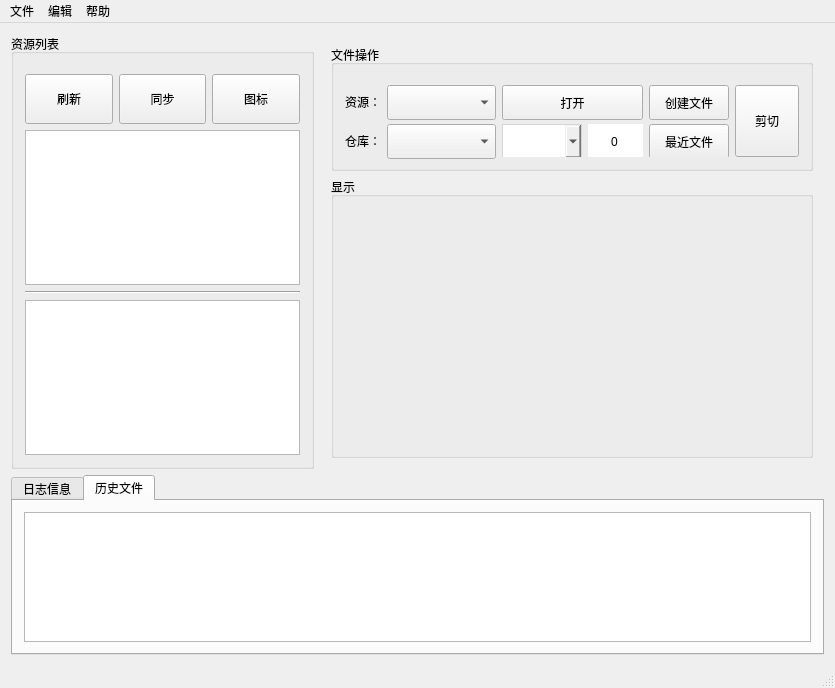
First picture: the form in mainwindow.ui, repository WeiMuYang/markdown-assistant, before the edit.
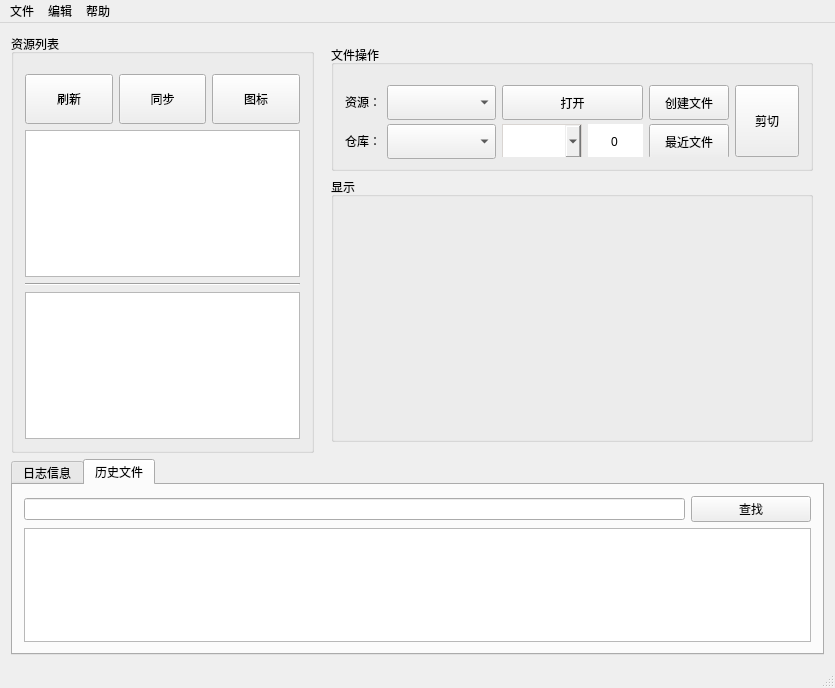
Second picture: the form after the edit.

What changed in the file:
```diff
--- a/mainwindow.ui
+++ b/mainwindow.ui
@@ -563,6 +563,26 @@
         <string>历史文件</string>
        </attribute>
        <layout class="QVBoxLayout" name="verticalLayout_2">
+        <item>
+         <layout class="QHBoxLayout" name="horizontalLayout_6">
+          <item>
+           <widget class="QLineEdit" name="historySearchLineEditor"/>
+          </item>
+          <item>
+           <widget class="QPushButton" name="historySearchPbn">
+            <property name="minimumSize">
+             <size>
+              <width>120</width>
+              <height>0</height>
+             </size>
+            </property>
+            <property name="text">
+             <string>查找</string>
+            </property>
+           </widget>
+          </item>
+         </layout>
+        </item>
         <item>
          <widget class="QTableWidget" name="historyFileList">
           <property name="sizePolicy">
```
